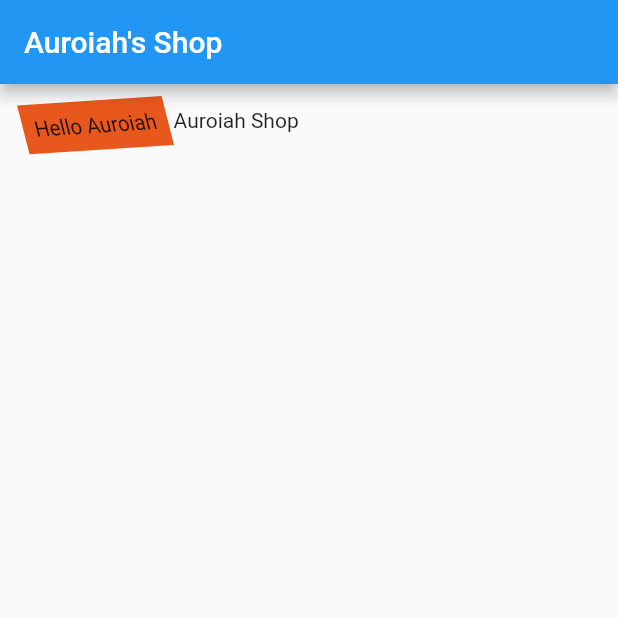
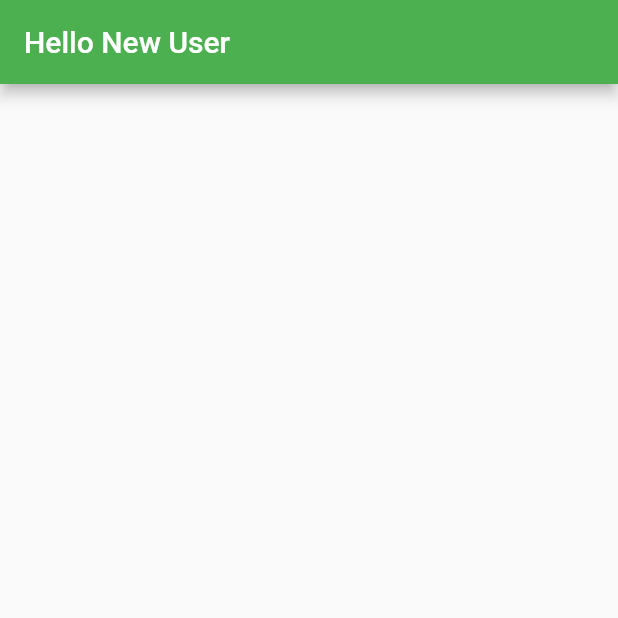
Before and after one commit to abmdev86/my_shop, a Flutter app: the screen it shows after launch, on a phone screen of 412 x 824 dp, the top half of it. Run offline on Flutter 3.47's test engine with Material 2 defaults, Android fonts, the phone set to English and light mode, and no system bars.

Commit message:
Update structure

```diff
--- a/lib/Header/Header.dart
+++ /dev/null
@@ -1,27 +0,0 @@
-import 'package:flutter/material.dart';
-import 'dart:math' as math;
-
-class Header extends StatelessWidget {
-  const Header({required this.userName, Key? key}) : super(key: key);
-  final userName;
-  @override
-  Widget build(BuildContext context) {
-    return Row(
-      children: <Widget>[
-        Container(
-          //TODO Remove Transform to another file.
-            margin: const EdgeInsets.all(8.0),
-            child: Transform(
-              alignment: Alignment.topRight,
-              transform: Matrix4.skewY(0.2)..rotateZ(-math.pi / 12.0),
-              child: Container(
-                padding: const EdgeInsets.all(8.0),
-                color: const Color(0xFFE8581C),
-                child: Text('Hello $userName'),
-              ),
-            )),
-        Text('$userName Shop')
-      ],
-    );
-  }
-}
--- a/lib/main.dart
+++ b/lib/main.dart
@@ -1,32 +1,33 @@
+import 'package:flutter/foundation.dart';
 import 'package:flutter/material.dart';
-import 'package:my_shop/Header/Header.dart';
+import 'package:my_shop/modules/user_home/user_home.dart';
+import 'package:flutter/cupertino.dart';
 
 void main() {
-  runApp(const MyShopApp(
-    userName: "Auroiah",
-  ));
+  runApp(const MyShopApp());
 }
 
+final ThemeData kIOSTheme = ThemeData(
+  primarySwatch: Colors.amber,
+  primaryColor: Colors.black,
+);
+
+// Android ThemeData
+final ThemeData kDefaultTheme = ThemeData(
+  colorScheme: ColorScheme.fromSwatch(primarySwatch: Colors.green)
+      .copyWith(secondary: Colors.amberAccent[400]),
+);
+
 class MyShopApp extends StatelessWidget {
-  const MyShopApp({required this.userName, Key? key}) : super(key: key);
-
-  final userName;
+  const MyShopApp({Key? key}) : super(key: key);
 
   @override
   Widget build(BuildContext context) {
     return MaterialApp(
-      title: userName + ' Shop',
-      home: Scaffold(
-        appBar: AppBar(
-          title: Text("$userName's Shop"),
-        ),
-        body: Column(
-          children: [
-
-            Header(userName: userName),
-          ],
-        ),
-      ),
-    );
+        title: 'My Shop App',
+        theme: defaultTargetPlatform == TargetPlatform.iOS
+            ? kIOSTheme
+            : kDefaultTheme,
+        home: const UserHome());
   }
 }
--- /dev/null
+++ b/lib/modules/user_home/user_home.dart
@@ -0,0 +1,22 @@
+import 'package:flutter/material.dart';
+
+class UserHome extends StatefulWidget {
+  const UserHome({Key? key}) : super(key: key);
+
+  @override
+  State<UserHome> createState() => _UserHomeState();
+}
+
+class _UserHomeState extends State<UserHome> {
+  final String _currentUser = ''; // create a User class
+
+  @override
+  Widget build(BuildContext context) {
+    return Scaffold(
+      appBar: AppBar(
+        title:
+            Text(_currentUser != '' ? 'Hello $_currentUser' : 'Hello New User'),
+      ),
+    );
+  }
+}
--- /dev/null
+++ b/lib/widgets/header.dart
@@ -0,0 +1,23 @@
+import 'package:flutter/cupertino.dart';
+import 'package:flutter/material.dart';
+import 'dart:math' as math;
+
+class Header extends StatelessWidget {
+  const Header({required this.userName, Key? key}) : super(key: key);
+  final String userName;
+  @override
+  Widget build(BuildContext context) {
+    return Directionality(
+      textDirection: TextDirection.ltr,
+      child: Row(
+        children: <Widget>[
+          Banner(
+            message: '$userName Choose an action: ',
+            location: BannerLocation.topStart,
+
+          )
+        ],
+      ),
+    );
+  }
+}
```
Also changed, not shown: 1 other file.
